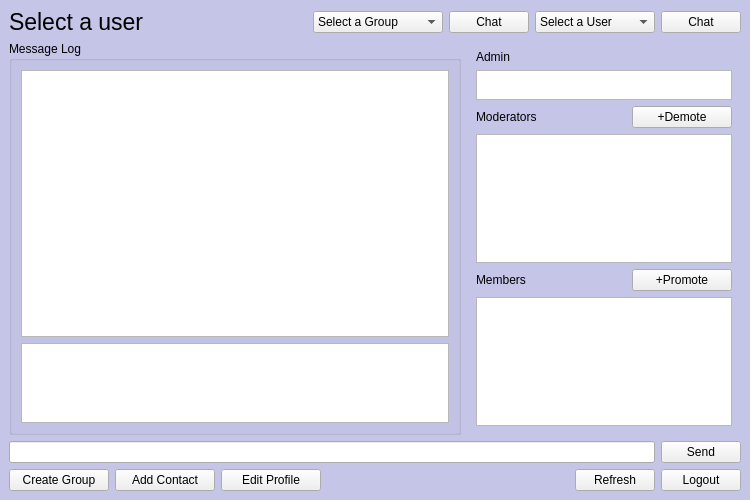
First picture: the form in chatScreen.ui, repository elroydsouza/MessagingApp-SDI, before the edit.
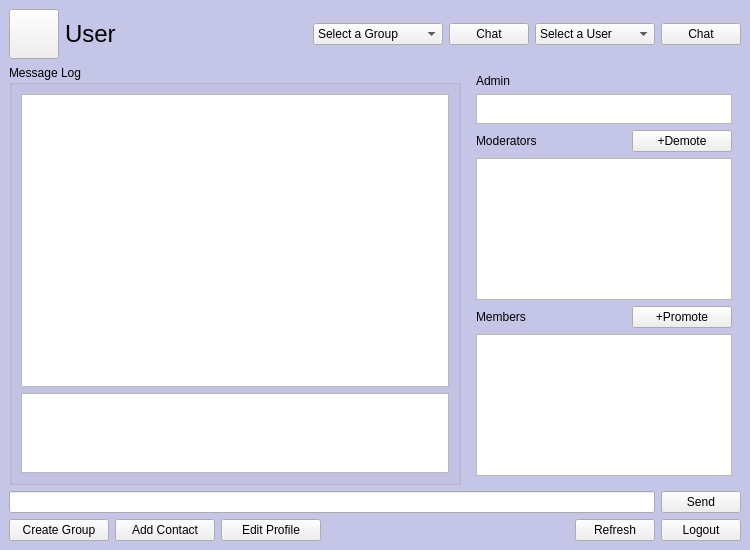
Second picture: the form after the edit.

Commit message: Implemented profile picture system and inactivity system

The edit to the form file:
```diff
--- a/chatScreen.ui
+++ b/chatScreen.ui
@@ -7,7 +7,7 @@
     <x>0</x>
     <y>0</y>
     <width>750</width>
-    <height>500</height>
+    <height>550</height>
    </rect>
   </property>
   <property name="windowTitle">
@@ -24,14 +24,48 @@
        <number>0</number>
       </property>
       <item>
-       <widget class="QLabel" name="labelChatName">
+       <widget class="QPushButton" name="buttonUserPicture">
+        <property name="sizePolicy">
+         <sizepolicy hsizetype="Fixed" vsizetype="Fixed">
+          <horstretch>0</horstretch>
+          <verstretch>0</verstretch>
+         </sizepolicy>
+        </property>
+        <property name="minimumSize">
+         <size>
+          <width>50</width>
+          <height>50</height>
+         </size>
+        </property>
+        <property name="maximumSize">
+         <size>
+          <width>50</width>
+          <height>50</height>
+         </size>
+        </property>
+        <property name="styleSheet">
+         <string notr="true"/>
+        </property>
+        <property name="text">
+         <string/>
+        </property>
+       </widget>
+      </item>
+      <item>
+       <widget class="QLabel" name="labelUsername">
+        <property name="sizePolicy">
+         <sizepolicy hsizetype="Preferred" vsizetype="Preferred">
+          <horstretch>0</horstretch>
+          <verstretch>0</verstretch>
+         </sizepolicy>
+        </property>
         <property name="font">
          <font>
-          <pointsize>17</pointsize>
+          <pointsize>18</pointsize>
          </font>
         </property>
         <property name="text">
-         <string>Select a user</string>
+         <string>User</string>
         </property>
        </widget>
       </item>
```
Left out of the diff: 2 changed lines with no effect on the pictures. The commit also changes 12 other files.
